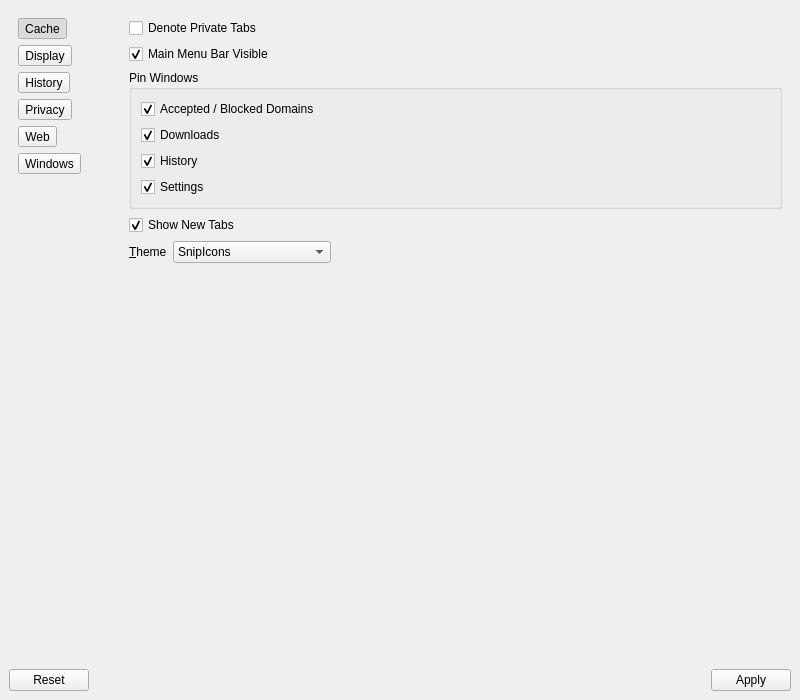
Above: 2.x/UI/dooble_settings.ui from textbrowser/dooble before the change. Below: the same form after it.
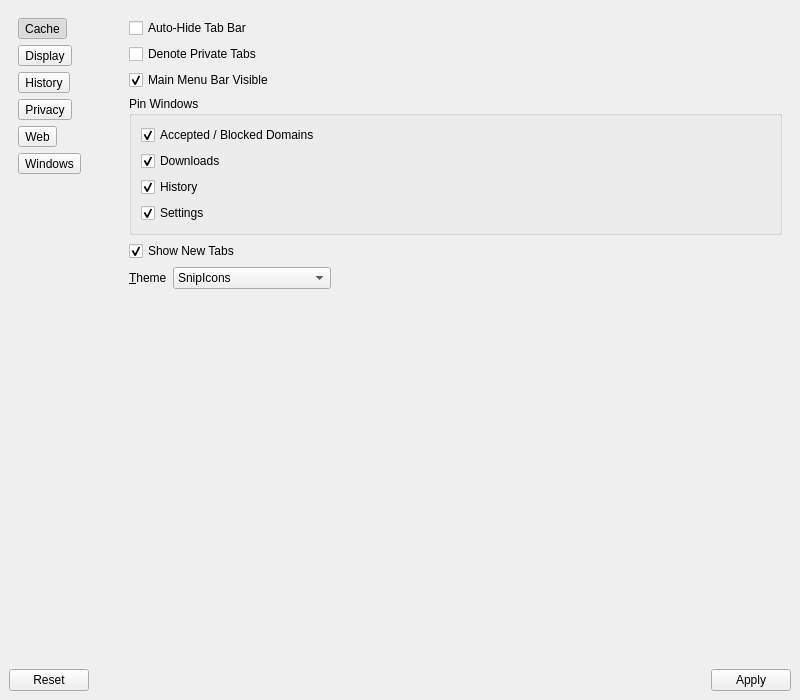
That is the form after the change. The open tabs and pages were chosen to show the change. Icons and pictures are not drawn.

Commit message: Auto-hide tab bar. Also update private-profile changes.

What changed in the file:
```diff
--- a/2.x/UI/dooble_settings.ui
+++ b/2.x/UI/dooble_settings.ui
@@ -303,6 +303,16 @@
         </widget>
         <widget class="QWidget" name="display_page">
          <layout class="QVBoxLayout" name="verticalLayout_4">
+          <item>
+           <widget class="QCheckBox" name="auto_hide_tab_bar">
+            <property name="toolTip">
+             <string>Special icons will be displayed on some widgets.</string>
+            </property>
+            <property name="text">
+             <string>Auto-Hide Tab Bar</string>
+            </property>
+           </widget>
+          </item>
           <item>
            <widget class="QCheckBox" name="denote_private_tabs">
             <property name="toolTip">
```
Left out of the diff: 7 changed lines with no effect on the pictures. The commit also changes 4 other files.
